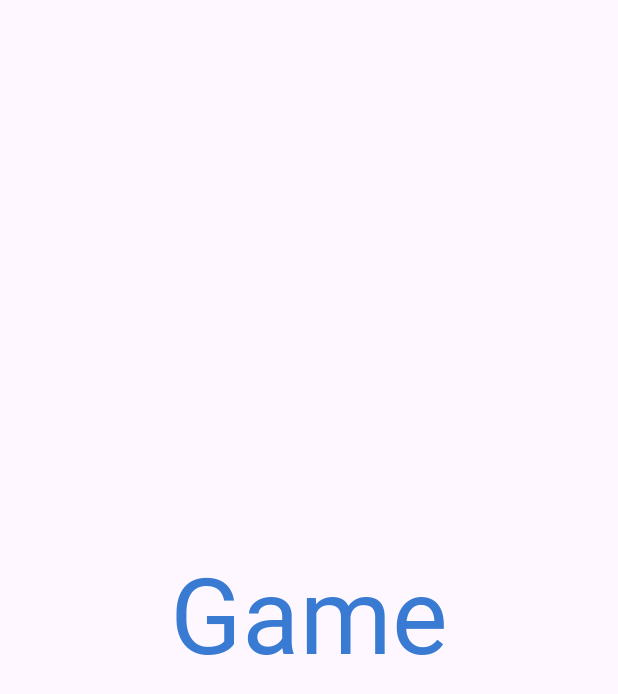
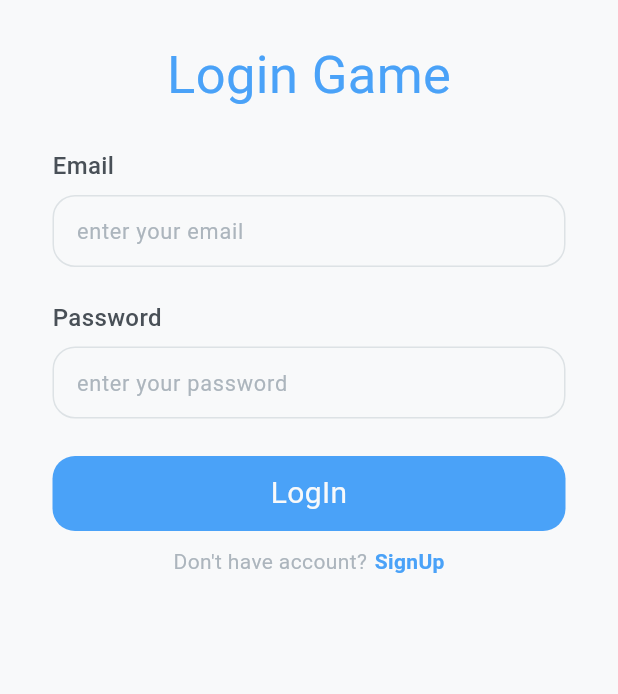
Before and after one commit to ulumfr/sudirman-guerrilla-gambit, a Flutter app: the screen it shows after launch, on a phone screen of 412 x 824 dp. Shown: the top 694 px of the screen. Run offline on Flutter 3.47's test engine with Material 3 defaults, Android fonts, the light colour scheme and no system bars; our stand-ins replace cloud_firestore, firebase_auth, firebase_core, get; missing offline and left inert: flame; accounts and stored records are empty.

Commit message:
add: screen signup and login firebase

```diff
--- a/lib/constants.dart
+++ b/lib/constants.dart
@@ -1,18 +1,25 @@
 import 'package:flutter/material.dart';
 
-class AppColors {
+class Global {
+  // Color
   static const Color primaryColor = Color(0xFF4AA2F8);
   static const Color secondaryColor = Color(0xFFE65C4F);
-
   static const Color bgwhiteColor = Color(0xFFD9D9D9);
-
   static const Color textColor = Color(0xFF397AD2);
   static const Color blackColor = Color(0xFF212429);
   static const Color whiteColor = Color(0xFFFFFFFF);
   static const Color starColor = Color(0xFFFFFF00);
-
   static const Color gray4Color = Color(0xFF495057);
   static const Color gray3Color = Color(0xFFACB5BD);
   static const Color gray2Color = Color(0xFFDDE2E5);
   static const Color gray1Color = Color(0xFFF8F9FA);
+
+  // Sounds
+
+  // Sprite Sheet (Char)
+
+  // Images
+
+  // Size
+
 }
--- /dev/null
+++ b/lib/controllers/auth/auth_controller.dart
@@ -0,0 +1,159 @@
+import 'package:flutter/material.dart';
+import 'package:get/get.dart';
+import 'package:firebase_auth/firebase_auth.dart';
+import 'package:cloud_firestore/cloud_firestore.dart';
+import 'package:sudirman_guerrilla_gambit/constants.dart';
+
+class AuthController extends GetxController {
+  final FirebaseAuth auth = FirebaseAuth.instance;
+  final FirebaseFirestore firestore = FirebaseFirestore.instance;
+
+  final TextEditingController nameController = TextEditingController();
+  final TextEditingController emailController = TextEditingController();
+  final TextEditingController passwordController = TextEditingController();
+  final TextEditingController confPasswordController = TextEditingController();
+
+  RxBool isLoading = false.obs;
+  bool isSecure = true;
+
+  @override
+  void dispose() {
+    emailController.dispose();
+    passwordController.dispose();
+    super.dispose();
+  }
+
+  Future<void> registerUserFirebase({
+    String? username,
+    required String email,
+    required String password,
+    required String confPassword,
+  }) async {
+    try {
+      isLoading.value = true;
+      if (password != confPassword) {
+        throw 'Password and Confirm Password must match';
+      }
+      await auth.createUserWithEmailAndPassword(
+        email: emailController.text,
+        password: passwordController.text,
+      );
+      // final user = userController.addUser(
+      //   auth.currentUser!.uid,
+      //   username,
+      //   email,
+      //   password,
+      // );
+      // userController.createUser(user);
+      // await auth.currentUser!.updateDisplayName(username);
+      // prefs.setString('user_token', auth.currentUser!.uid);
+      Get.snackbar(
+        'Success',
+        'Registration Successful',
+        backgroundColor: Global.primaryColor,
+        colorText: Global.whiteColor,
+      );
+      // await Future.delayed(const Duration(seconds: 2)); // Ganti dengan durasi yang sesuai
+      goLogin();
+    } catch (error) {
+      String errorMessage = 'Registration Failed';
+
+      if (error is FirebaseAuthException) {
+        switch (error.code) {
+          case 'invalid-password':
+            errorMessage = 'Password should be at least 6 characters long';
+            break;
+          case 'email-already-exists':
+            errorMessage = 'The email is already in use by another account.';
+            break;
+          case 'invalid-email':
+            errorMessage = 'The email address is not valid.';
+            break;
+          default:
+            errorMessage = '${error.message}';
+        }
+      } else if (error is String) {
+        errorMessage = error;
+      }
+      Get.snackbar(
+        'Error',
+        errorMessage,
+        backgroundColor: Global.secondaryColor,
+        colorText: Global.whiteColor,
+      );
+    } finally {
+      isLoading.value = false;
+    }
+  }
+
+  Future<void> loginUserFirebase(String email, String password) async {
+    try {
+      isLoading.value = true;
+      await auth.signInWithEmailAndPassword(
+        email: emailController.text,
+        password: passwordController.text,
+      );
+      // prefs.setString('user_token', auth.currentUser!.uid);
+      Get.snackbar(
+        'Success',
+        'Login Successful',
+        backgroundColor: Global.primaryColor,
+        colorText: Global.whiteColor,
+      );
+      goGame();
+    } catch (error) {
+      Get.snackbar(
+        'Error',
+        'Login Failed: $error',
+        backgroundColor: Global.secondaryColor,
+        colorText: Global.whiteColor,
+      );
+    } finally {
+      isLoading.value = false;
+    }
+  }
+
+  void logout() async {
+    try {
+      isLoading.value = true;
+      // prefs.remove('user_token');
+      await auth.signOut();
+      Get.snackbar(
+        'Succes',
+        'Logout Successful',
+        backgroundColor: Global.primaryColor,
+        colorText: Global.whiteColor,
+      );
+    } catch (error) {
+      Get.snackbar(
+        'Error',
+        'Logout Failed: $error',
+        backgroundColor: Global.secondaryColor,
+        colorText: Global.whiteColor,
+      );
+    } finally {
+      isLoading.value = false;
+    }
+  }
+
+  void goLogin() {
+    clear();
+    Get.toNamed('/login');
+  }
+
+  void goSignup() {
+    Get.toNamed('/signup');
+  }
+
+  void goGame() {
+    clear();
+    Get.offAndToNamed('/game');
+  }
+
+  void clear() {
+    nameController.clear();
+    emailController.clear();
+    passwordController.clear();
+    confPasswordController.clear();
+  }
+}
--- /dev/null
+++ b/lib/controllers/welcome/welcome_screen_controller.dart
@@ -0,0 +1,11 @@
+import 'package:get/get.dart';
+
+class WelcomeScreenController extends GetxController {
+  @override
+  void onInit() {
+    super.onInit();
+    Future.delayed(const Duration(seconds: 3), () {
+      Get.offAndToNamed('/login');
+    });
+  }
+}
--- a/lib/main.dart
+++ b/lib/main.dart
@@ -1,3 +1,5 @@
+import 'package:flame/flame.dart';
+// import 'package:flame/game.dart';
 import 'package:flutter/material.dart';
 import 'package:get/get.dart';
 import 'package:sudirman_guerrilla_gambit/routes/app_pages.dart';
@@ -6,10 +8,14 @@ import 'firebase_options.dart';
 
 void main() async{
   WidgetsFlutterBinding.ensureInitialized();
+  Flame.device.fullScreen();
+  Flame.device.setLandscape();
+
   await Firebase.initializeApp(
     options: DefaultFirebaseOptions.currentPlatform,
 );
   runApp(const MyApp());
+  // runApp(GameWidget(game: game))
 }
 
 class MyApp extends StatelessWidget {
--- a/lib/routes/app_pages.dart
+++ b/lib/routes/app_pages.dart
@@ -1,4 +1,9 @@
 import 'package:get/get.dart';
+import 'package:sudirman_guerrilla_gambit/controllers/auth/auth_controller.dart';
+import 'package:sudirman_guerrilla_gambit/controllers/welcome/welcome_screen_controller.dart';
+import 'package:sudirman_guerrilla_gambit/views/auth/screen/login_screen.dart';
+import 'package:sudirman_guerrilla_gambit/views/auth/screen/signup_screen.dart';
+import 'package:sudirman_guerrilla_gambit/views/game/gambit.dart';
 import 'package:sudirman_guerrilla_gambit/views/welcome/welcome_screen.dart';
 
 class AppRoutes {
@@ -6,9 +11,30 @@ class AppRoutes {
     GetPage(
       name: '/welcome',
       page: () => const WelcomeScreen(),
+      binding: BindingsBuilder(() {
+        Get.put(WelcomeScreenController());
+      }),
+    ),
+    GetPage(
+      name: '/login',
+      page: () => const LoginScreen(),
+      binding: BindingsBuilder(() {
+        Get.put(AuthController());
+      }),
+    ),
+    GetPage(
+      name: '/signup',
+      page: () => const SignupScreen(),
       // binding: BindingsBuilder(() {
-
-      // })
+      //   Get.lazyPut(() => AuthController());
+      // }),
+    ),
+    GetPage(
+      name: '/game',
+      page: () => const Gambit(),
+      // binding: BindingsBuilder(() {
+      //   Get.lazyPut(() => AuthController());
+      // }),
     ),
   ];
 }
--- /dev/null
+++ b/lib/views/auth/components/text_auth.dart
@@ -0,0 +1,25 @@
+import 'package:flutter/material.dart';
+import 'package:sudirman_guerrilla_gambit/constants.dart';
+
+class TextAuth extends StatelessWidget {
+  const TextAuth({
+    Key? key,
+    required this.labelText,
+    required this.fontweight,
+  }) : super(key: key);
+
+  final String labelText;
+  final FontWeight fontweight;
+
+  @override
+  Widget build(BuildContext context) {
+    return Text(
+      labelText,
+      style: TextStyle(
+        color: Global.gray4Color,
+        fontSize: 16,
+        fontWeight: fontweight,
+      ),
+    );
+  }
+}
--- /dev/null
+++ b/lib/views/auth/components/text_field_auth.dart
@@ -0,0 +1,42 @@
+import 'package:flutter/material.dart';
+import 'package:sudirman_guerrilla_gambit/constants.dart';
+
+class TextFieldAuth extends StatelessWidget {
+  const TextFieldAuth({
+    Key? key,
+    required this.hintText,
+    required this.obsecureText,
+    this.controller,
+  }) : super(key: key);
+
+  final String hintText;
+  final bool obsecureText;
+  final TextEditingController? controller;
+
+  @override
+  Widget build(BuildContext context) {
+    return TextField(
+      controller: controller,
+      obscureText: obsecureText,
+      decoration: InputDecoration(
+        focusedBorder: OutlineInputBorder(
+          borderRadius: BorderRadius.circular(15),
+          borderSide: const BorderSide(color: Global.primaryColor),
+        ),
+        enabledBorder: OutlineInputBorder(
+          borderRadius: BorderRadius.circular(15),
+          borderSide: const BorderSide(color: Global.gray2Color),
+        ),
+        border: InputBorder.none,
+        hintText: hintText,
+        hintStyle: const TextStyle(
+          color: Global.gray3Color,
+          fontSize: 14.5,
+        ),
+        contentPadding: const EdgeInsets.symmetric(
+          horizontal: 12,
+        ),
+      ),
+    );
+  }
+}
--- /dev/null
+++ b/lib/views/auth/components/text_title_auth.dart
@@ -0,0 +1,20 @@
+import 'package:flutter/material.dart';
+import 'package:sudirman_guerrilla_gambit/constants.dart';
+
+class TextTitleAuth extends StatelessWidget {
+  const TextTitleAuth({Key? key, required this.text}) : super(key: key);
+
+  final String text;
+
+  @override
+  Widget build(BuildContext context) {
+    return Text(
+      text,
+      style: const TextStyle(
+        color: Global.primaryColor,
+        fontSize: 35,
+        fontWeight: FontWeight.w400,
+      ),
+    );
+  }
+}
--- /dev/null
+++ b/lib/views/auth/screen/login_screen.dart
@@ -0,0 +1,115 @@
+import 'package:flutter/material.dart';
+import 'package:get/get.dart';
+import 'package:sudirman_guerrilla_gambit/constants.dart';
+import 'package:sudirman_guerrilla_gambit/controllers/auth/auth_controller.dart';
+import 'package:sudirman_guerrilla_gambit/views/auth/components/text_auth.dart';
+import 'package:sudirman_guerrilla_gambit/views/auth/components/text_field_auth.dart';
+import 'package:sudirman_guerrilla_gambit/views/auth/components/text_title_auth.dart';
+
+class LoginScreen extends GetView<AuthController> {
+  const LoginScreen({Key? key}) : super(key: key);
+
+  @override
+  Widget build(BuildContext context) {
+    return Scaffold(
+      backgroundColor: Global.gray1Color,
+      body: SafeArea(
+        child: SingleChildScrollView(
+          child: Center(
+            child: Column(
+              children: [
+                const SizedBox(height: 25),
+                const TextTitleAuth(text: "Login Game"),
+                Container(
+                  margin: const EdgeInsets.symmetric(horizontal: 35),
+                  child: Column(
+                    crossAxisAlignment: CrossAxisAlignment.start,
+                    children: [
+                      const SizedBox(height: 24),
+                      const TextAuth(
+                        labelText: "Email",
+                        fontweight: FontWeight.w500,
+                      ),
+                      const SizedBox(height: 8),
+                      TextFieldAuth(
+                        controller: controller.emailController,
+                        obsecureText: false,
+                        hintText: "enter your email",
+                      ),
+                      const SizedBox(height: 22),
+                      const TextAuth(
+                        labelText: "Password",
+                        fontweight: FontWeight.w500,
+                      ),
+                      const SizedBox(height: 8),
+                      TextFieldAuth(
+                        controller: controller.passwordController,
+                        obsecureText: controller.isSecure,
+                        hintText: "enter your password",
+                      ),
+                      const SizedBox(height: 25),
+                      GestureDetector(
+                        onTap: controller.isLoading.value
+                            ? null
+                            : () {
+                                controller.loginUserFirebase(
+                                  controller.emailController.text,
+                                  controller.passwordController.text,
+                                );
+                              },
+                        child: Container(
+                          width: double.infinity,
+                          height: 50,
+                          decoration: BoxDecoration(
+                            color: Global.primaryColor,
+                            borderRadius: BorderRadius.circular(15),
+                          ),
+                          child: Center(
+                            child: controller.isLoading.value
+                                ? const CircularProgressIndicator()
+                                : const Text(
+                                    "LogIn",
+                                    style: TextStyle(
+                                      color: Global.gray1Color,
+                                      fontSize: 20,
+                                    ),
+                                  ),
+                          ),
+                        ),
+                      ),
+                      const SizedBox(height: 10),
+                      Row(
+                        mainAxisAlignment: MainAxisAlignment.center,
+                        children: [
+                          const Text(
+                            "Don't have account?",
+                            style: TextStyle(
+                              color: Global.gray3Color,
+                            ),
+                          ),
+                          const SizedBox(width: 5),
+                          InkWell(
+                            onTap: () {
+                              controller.goSignup();
+                            },
+                            child: const Text(
+                              "SignUp",
+                              style: TextStyle(
+                                color: Global.primaryColor,
+                                fontWeight: FontWeight.bold,
+                              ),
+                            ),
+                          ),
+                        ],
+                      )
+                    ],
+                  ),
+                ),
+              ],
+            ),
+          ),
+        ),
+      ),
+    );
+  }
+}
--- a/lib/views/welcome/welcome_screen.dart
+++ b/lib/views/welcome/welcome_screen.dart
@@ -7,11 +7,12 @@ class WelcomeScreen extends StatelessWidget {
   @override
   Widget build(BuildContext context) {
     return const Scaffold(
+      backgroundColor: Global.gray1Color,
       body: Center(
         child: Text(
-          "Game",
+          "Sudirman Guerrilla",
           style: TextStyle(
-            color: AppColors.textColor,
+            color: Global.textColor,
             fontSize: 70,
             fontWeight: FontWeight.w400,
           ),
--- a/pubspec.yaml
+++ b/pubspec.yaml
@@ -33,6 +33,8 @@ dependencies:
   firebase_auth: ^4.15.3
   firebase_core: ^2.24.2
   flame: ^1.13.1
+  flame_audio: ^2.1.6
+  flame_tiled: ^1.18.2
   flutter:
     sdk: flutter
   get: ^4.6.6
@@ -53,6 +55,7 @@ flutter:
   assets:
     - assets/images/
     - assets/audio/
+    - assets/tiles/
   # To add assets to your application, add an assets section, like this:
   # assets:
   #   - images/a_dot_burr.jpeg
```
Also changed, not shown: lib/games/sudirman_game.dart (added, +8 -0 lines), lib/views/auth/screen/signup_screen.dart (added, +133 -0 lines), lib/views/game/gambit.dart (added, +14 -0 lines), pubspec.lock.
